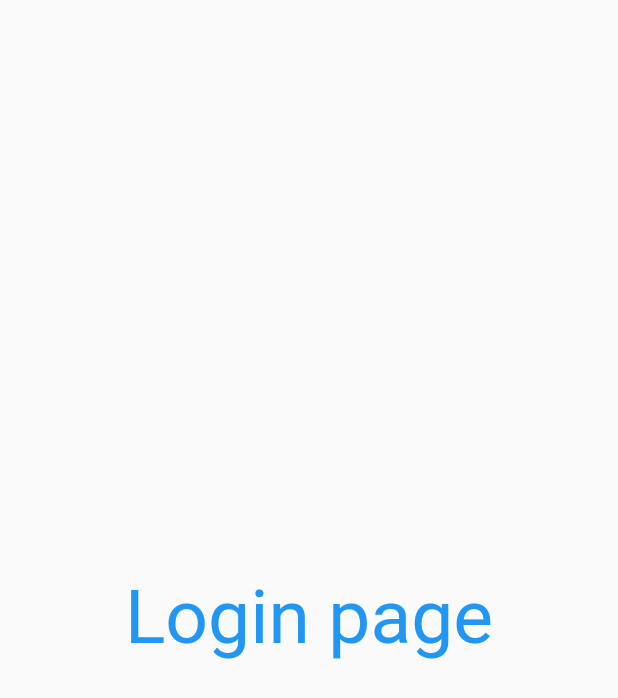
After one commit to Kumar-Ritik/flutter_course, a Flutter app: the screen it shows after launch, on a phone screen of 412 x 824 dp. The commit adds this screen. Shown: the top 698 px of the screen. Run offline on Flutter 3.47's test engine with Material 2 defaults, Android fonts, the phone set to English and light mode, and no system bars.

Commit message:
Day 3 completed

```diff
--- a/lib/main.dart
+++ b/lib/main.dart
@@ -1,5 +1,6 @@
 import 'package:flutter/material.dart';
-import 'package:flutter_application_1/home_page.dart';
+import 'package:flutter_application_1/pages/home_page.dart';
+import 'package:flutter_application_1/pages/login_page.dart';
 
 void main(List<String> args) {
   runApp(MyApp());
@@ -11,7 +12,17 @@ class MyApp extends StatelessWidget {
   @override
   Widget build(BuildContext context) {
     return MaterialApp(
-      home: HomePage(),
+      themeMode: ThemeMode.light,
+      theme: ThemeData(primarySwatch: Colors.deepOrange),
+      darkTheme: ThemeData(
+        brightness: Brightness.dark,
+      ),
+      routes: {
+        "/": (context) => LoginPage(),
+        "/home": (context) => HomePage(),
+        "/login": (context) => LoginPage()
+      },
+      //home: HomePage(),
     );
   }
 }
--- /dev/null
+++ b/lib/pages/login_page.dart
@@ -0,0 +1,15 @@
+import 'package:flutter/material.dart';
+
+class LoginPage extends StatelessWidget {
+  @override
+  Widget build(BuildContext context) {
+    return Material(
+      child: Center(
+          child: Text("Login page",
+              style: TextStyle(
+                fontSize: 50,
+                color: Colors.blue,
+              ))),
+    );
+  }
+}
```
Also changed, not shown: lib/pages/home_page.dart (renamed from lib/home_page.dart).
